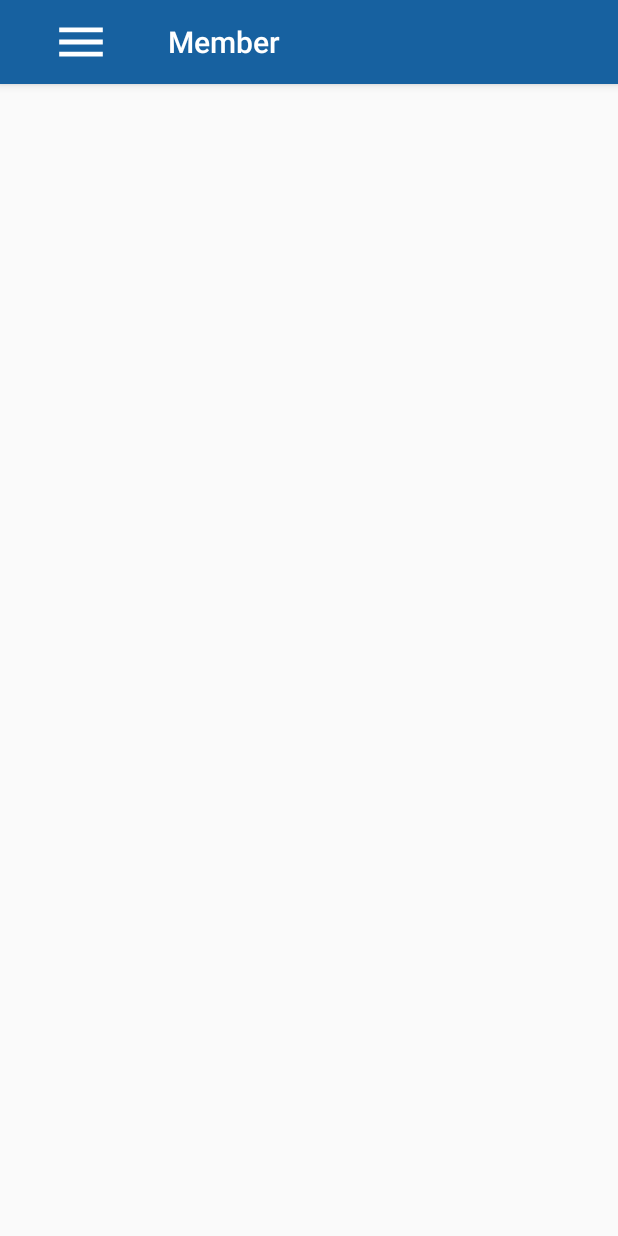
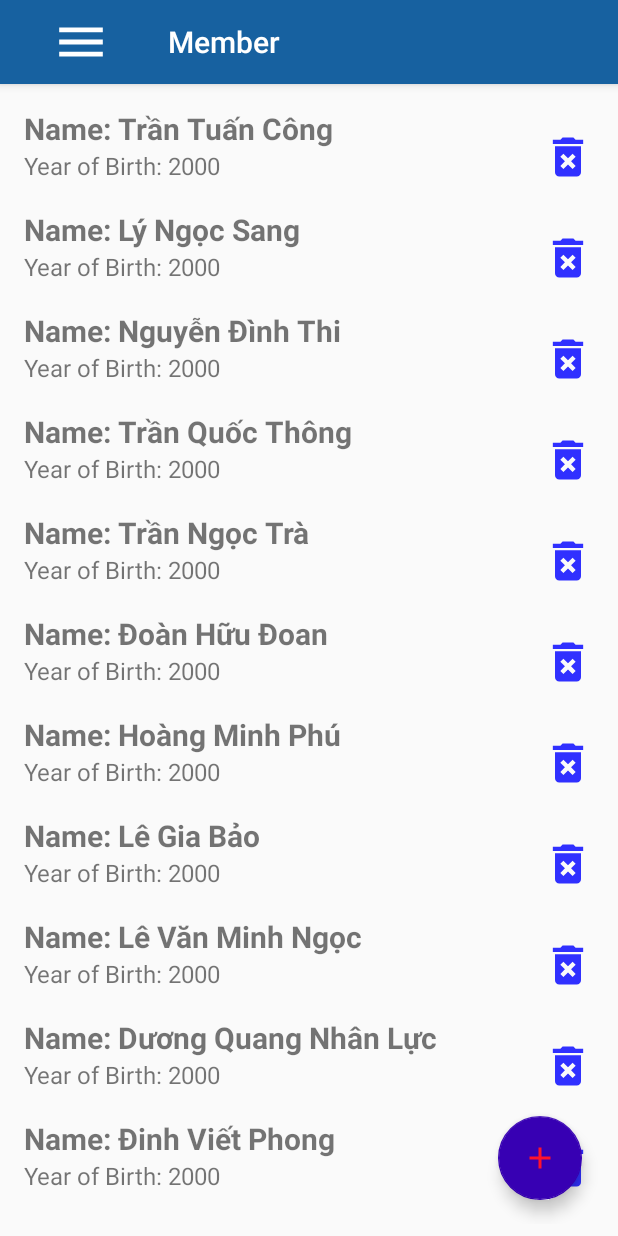
Before and after one commit to Hieu-TranTrung84/prm-asg, an Android app: the MainActivity screen opened directly, with no data from a screen before it, in the side drawer, after a tap on "Member", on a phone screen of 412 x 824 dp. Run offline under Robolectric (Android 15) with nearby library versions, the phone set to English and light mode, and no system bars.

Commit message:
hello world 1

```diff
--- a/app/src/main/java/group3/assignment/MainActivity.java
+++ b/app/src/main/java/group3/assignment/MainActivity.java
@@ -18,6 +18,7 @@ import android.widget.TextView;
 import com.google.android.material.navigation.NavigationView;
 
 import group3.assignment.fragment.ChangePassFragment;
+import group3.assignment.fragment.MemberFragment;
 
 
 public class MainActivity extends AppCompatActivity {
@@ -69,6 +70,10 @@ public class MainActivity extends AppCompatActivity {
                         break;
                     case R.id.nav_Member:
                         setTitle("Member");
+                        MemberFragment memberFragment = new MemberFragment();
+                        manager.beginTransaction()
+                                .replace(R.id.fl_content, memberFragment)
+                                .commit();
                         break;
                     case R.id.sub_Revenue:
                         setTitle("Revenue");
--- a/app/src/main/java/group3/assignment/SplashActivity.java
+++ b/app/src/main/java/group3/assignment/SplashActivity.java
@@ -24,8 +24,7 @@ public class SplashActivity extends AppCompatActivity {
         new Handler().postDelayed(new Runnable() {
             @Override
             public void run() {
-                Intent intent = new Intent(SplashActivity.this, LoginActivity.class);
-                startActivity(intent);
+                startActivity(new Intent(SplashActivity.this, LoginActivity.class));
                 finish();
             }
         }, 1500);
--- /dev/null
+++ b/app/src/main/java/group3/assignment/adapter/MemberAdapter.java
@@ -0,0 +1,78 @@
+package group3.assignment.adapter;
+
+import android.app.Dialog;
+import android.content.Context;
+import android.content.Intent;
+import android.view.LayoutInflater;
+import android.view.View;
+import android.view.ViewGroup;
+import android.widget.ImageView;
+import android.widget.TextView;
+
+import androidx.annotation.NonNull;
+import androidx.recyclerview.widget.RecyclerView;
+
+import java.util.List;
+
+import group3.assignment.R;
+import group3.assignment.fragment.MemberFragment;
+import group3.assignment.listener.MemberClickListener;
+import group3.assignment.model.Member;
+
+public class MemberAdapter extends RecyclerView.Adapter<MemberViewHolder> {
+    private Context context;
+    private MemberFragment fragment;
+    private List<Member> list;
+    private MemberClickListener listener;
+
+    public MemberAdapter(Context context, MemberFragment fragment, List<Member> list) {
+        this.context = context;
+        this.fragment = fragment;
+        this.list = list;
+
+    }
+
+    @NonNull
+    @Override
+    public MemberViewHolder onCreateViewHolder(@NonNull ViewGroup parent, int viewType) {
+        return new MemberViewHolder(LayoutInflater.from(context).inflate(R.layout.items_member, parent, false));
+    }
+
+    @Override
+    public void onBindViewHolder(@NonNull MemberViewHolder holder, int position) {
+        holder.tv_name_member.setText("Name: " + list.get(position).getName());
+        holder.tv_id_member.setText("Id: " + list.get(position).getIdMember());
+        holder.tv_id_member.setVisibility(View.GONE);
+        holder.tv_dob_member.setText("Year of Birth: " + list.get(position).getDob());
+        holder.img_delete_member.setOnClickListener(new View.OnClickListener() {
+            @Override
+            public void onClick(View v) {
+////                fragment.delete(String.valueOf(list.get(position).getIdMember()));
+//                Member member = list.get(position);
+                listener.onItemLongPressed(position);
+            }
+        });
+    }
+
+    @Override
+    public int getItemCount() {
+        return list.size();
+    }
+
+    public interface OnItemClickListener {
+        void onItemLongClick(int pos);
+    }
+}
+
+class MemberViewHolder extends RecyclerView.ViewHolder {
+    protected TextView tv_name_member, tv_dob_member, tv_id_member;
+    protected ImageView img_delete_member;
+
+    public MemberViewHolder(@NonNull View itemView) {
+        super(itemView);
+        tv_id_member = itemView.findViewById(R.id.tv_id_member);
+        tv_name_member = itemView.findViewById(R.id.tv_name_member);
+        tv_dob_member = itemView.findViewById(R.id.tv_dob_member);
+        img_delete_member = itemView.findViewById(R.id.img_delete_member);
+    }
+}
--- /dev/null
+++ b/app/src/main/java/group3/assignment/dao/MemberDAO.java
@@ -0,0 +1,59 @@
+package group3.assignment.dao;
+
+import android.content.ContentValues;
+import android.content.Context;
+import android.database.Cursor;
+import android.database.sqlite.SQLiteDatabase;
+
+import java.io.Serializable;
+import java.util.ArrayList;
+import java.util.List;
+
+import group3.assignment.database.DatabaseHelper;
+import group3.assignment.model.Member;
+
+public class MemberDAO implements Serializable {
+    private SQLiteDatabase db;
+
+    public MemberDAO(Context context) {
+        DatabaseHelper databaseHelper = new DatabaseHelper(context);
+        db = databaseHelper.getWritableDatabase();
+    }
+
+    public long insert(Member member) {
+        ContentValues values = new ContentValues();
+        values.put("name", member.getName());
+        values.put("dob", member.getDob());
+        return db.insert("Member", null, values);
+    }
+
+    public int update(Member member) {
+        ContentValues values = new ContentValues();
+        values.put("name", member.getName());
+        values.put("dob", member.getDob());
+        return db.update("Member", values, "idMember=?",
+                new String[]{String.valueOf(member.getIdMember())});
+    }
+
+    public List<Member> getData(String sql, String... selectionArgs) {
+        List<Member> list = new ArrayList<>();
+        Cursor c = db.rawQuery(sql, selectionArgs);
+        while (c.moveToNext()) {
+            Member member = new Member();
+            member.setIdMember(Integer.parseInt(c.getString(c.getColumnIndex("idMember"))));
+            member.setName(c.getString(c.getColumnIndex("name")));
+            member.setDob(c.getString(c.getColumnIndex("dob")));
+            list.add(member);
+        }
+        return list;
+    }
+
+    public List<Member> getAll() {
+        String sql = "SELECT * FROM Member";
+        return getData(sql);
+    }
+
+    public int delete(String id) {
+        return db.delete("Member", "idMember=?", new String[]{id});
+    }
+}
--- /dev/null
+++ b/app/src/main/java/group3/assignment/listener/MemberClickListener.java
@@ -0,0 +1,11 @@
+package group3.assignment.listener;
+
+import android.app.Dialog;
+
+import androidx.cardview.widget.CardView;
+
+import group3.assignment.model.Member;
+
+public interface MemberClickListener {
+    void onItemLongPressed(int index);
+}
--- a/app/src/main/res/layout/fragment_member.xml
+++ b/app/src/main/res/layout/fragment_member.xml
@@ -1,14 +1,23 @@
 <?xml version="1.0" encoding="utf-8"?>
 <FrameLayout xmlns:android="http://schemas.android.com/apk/res/android"
+    xmlns:app="http://schemas.android.com/apk/res-auto"
     xmlns:tools="http://schemas.android.com/tools"
     android:layout_width="match_parent"
     android:layout_height="match_parent"
+    android:padding="8dp"
     tools:context=".fragment.MemberFragment">
 
-    <!-- TODO: Update blank fragment layout -->
-    <TextView
+    <androidx.recyclerview.widget.RecyclerView
+        android:id="@+id/rv_member"
         android:layout_width="match_parent"
-        android:layout_height="match_parent"
-        android:text="@string/hello_blank_fragment" />
+        android:layout_height="match_parent" />
 
+    <com.google.android.material.floatingactionbutton.FloatingActionButton
+        android:id="@+id/fab"
+        android:layout_width="wrap_content"
+        android:layout_height="wrap_content"
+        android:layout_gravity="bottom|right"
+        android:layout_margin="16dp"
+        android:src="@drawable/ic_add"
+        app:layout_anchorGravity="bottom|right|end" />
 </FrameLayout>
--- /dev/null
+++ b/app/src/main/res/layout/items_member.xml
@@ -0,0 +1,46 @@
+<?xml version="1.0" encoding="utf-8"?>
+<LinearLayout xmlns:android="http://schemas.android.com/apk/res/android"
+    android:layout_width="match_parent"
+    android:layout_height="67dp"
+    android:orientation="horizontal"
+    android:padding="8dp">
+
+    <LinearLayout
+        android:layout_width="0dp"
+        android:layout_height="wrap_content"
+        android:layout_weight="10"
+        android:orientation="vertical">
+
+
+        <TextView
+            android:id="@+id/tv_name_member"
+            android:layout_width="match_parent"
+            android:layout_height="wrap_content"
+            android:text="Name"
+            android:textSize="20dp"
+            android:textStyle="bold"></TextView>
+
+        <TextView
+            android:id="@+id/tv_id_member"
+            android:layout_width="match_parent"
+            android:layout_height="wrap_content"
+            android:text="Id"
+            android:textSize="16dp"
+            android:textStyle="normal"></TextView>
+
+        <TextView
+            android:id="@+id/tv_dob_member"
+            android:layout_width="match_parent"
+            android:layout_height="wrap_content"
+            android:text="Year of Birth"
+            android:textSize="16dp"
+            android:textStyle="normal"></TextView>
+    </LinearLayout>
+
+    <ImageView
+        android:id="@+id/img_delete_member"
+        android:layout_width="0dp"
+        android:layout_height="65dp"
+        android:layout_weight="1"
+        android:src="@drawable/ic_delete"></ImageView>
+</LinearLayout>
```
Also changed, not shown: app/src/main/java/group3/assignment/fragment/MemberFragment.java (+150 -47 lines), app/src/main/res/drawable/rounded_dialog.xml (added, +7 -0 lines), app/src/main/res/layout/dialog_member.xml (added, +72 -0 lines).
